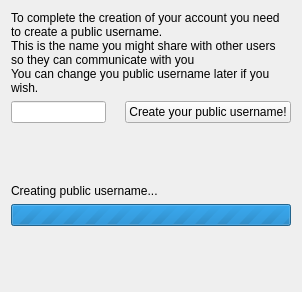
Old version of the form src/qt/ui/user_public_username_panel.ui in the repository maidsafe-archive/MaidSafe-Encrypt.
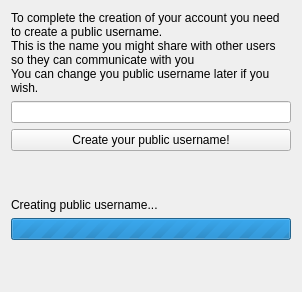
New version of the form.

```diff
--- a/src/qt/ui/user_public_username_panel.ui
+++ b/src/qt/ui/user_public_username_panel.ui
@@ -36,10 +36,7 @@
     </widget>
    </item>
    <item>
-    <layout class="QHBoxLayout" name="horizontalLayout">
-     <property name="sizeConstraint">
-      <enum>QLayout::SetNoConstraint</enum>
-     </property>
+    <layout class="QVBoxLayout" name="verticalLayout_2">
      <item>
       <widget class="QLineEdit" name="contactLineEdit">
        <property name="text">
@@ -47,16 +44,6 @@
        </property>
       </widget>
      </item>
-     <item>
-      <widget class="QLabel" name="public_username">
-       <property name="text">
-        <string/>
-       </property>
-       <property name="textFormat">
-        <enum>Qt::PlainText</enum>
-       </property>
-      </widget>
-     </item>
      <item>
       <widget class="QPushButton" name="create">
        <property name="toolTip">
```
